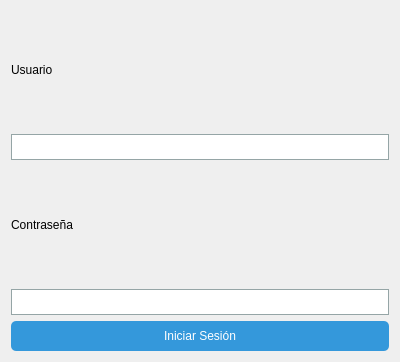
XL-04/Plataforma-MDA, file ui/login.ui: the form before one commit.
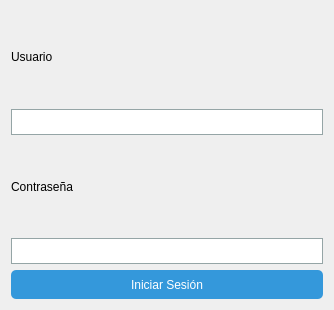
The form after the commit.

```diff
--- a/ui/login.ui
+++ b/ui/login.ui
@@ -6,8 +6,8 @@
    <rect>
     <x>0</x>
     <y>0</y>
-    <width>400</width>
-    <height>362</height>
+    <width>334</width>
+    <height>310</height>
    </rect>
   </property>
   <property name="windowTitle">
@@ -66,6 +66,12 @@
    </item>
    <item>
     <widget class="QPushButton" name="login_button">
+     <property name="maximumSize">
+      <size>
+       <width>316</width>
+       <height>29</height>
+      </size>
+     </property>
      <property name="text">
       <string>Iniciar Sesión</string>
      </property>
```
